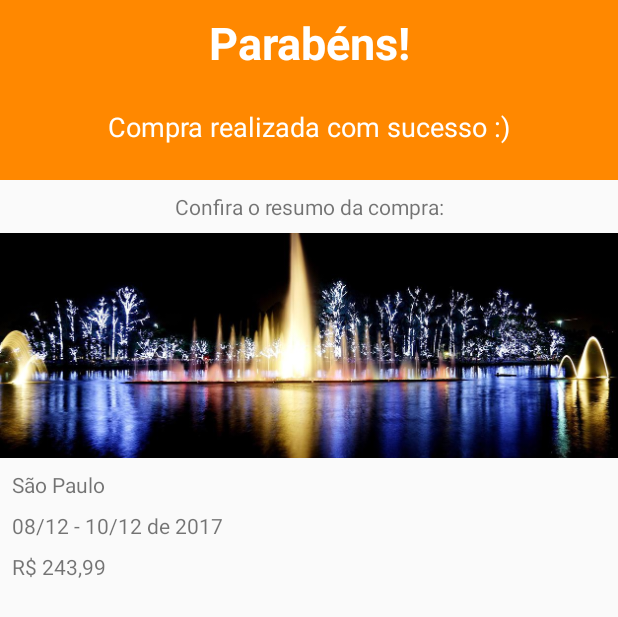
After one commit to gabrieldarlan/projeto_alura_viagem, an Android app: the layout activity_resumo_compra.xml on its own in the app's theme, with its tools: preview values and no code run, on a phone screen of 412 x 824 dp. The commit adds this screen. Shown: the top 617 px of the screen. Run offline under Robolectric (Android 15) with nearby library versions, the phone set to English and light mode, and no system bars.

Commit message:
aula 04 - atividade 01

```diff
--- a/app/src/main/AndroidManifest.xml
+++ b/app/src/main/AndroidManifest.xml
@@ -1,6 +1,6 @@
 <?xml version="1.0" encoding="utf-8"?>
 <manifest xmlns:android="http://schemas.android.com/apk/res/android"
-    package="br.com.alura.aluraviagem">
+    package="br.com.alura.aluraviagem" >
 
     <application
         android:allowBackup="true"
@@ -8,10 +8,12 @@
         android:label="@string/app_name"
         android:roundIcon="@mipmap/ic_launcher_round"
         android:supportsRtl="true"
-        android:theme="@style/AppTheme">
-        <activity android:name=".PagamentoActivity"></activity>
+        android:theme="@style/AppTheme" >
+        <activity android:name=".ui.activity.ResumoCompraActivity" >
+        </activity>
+        <activity android:name=".ui.activity.PagamentoActivity" />
         <activity android:name=".ui.activity.ResumoPacoteActivity" />
-        <activity android:name=".ui.activity.ListaPacotesActivity">
+        <activity android:name=".ui.activity.ListaPacotesActivity" >
             <intent-filter>
                 <action android:name="android.intent.action.MAIN" />
 
--- a/app/src/main/java/br/com/alura/aluraviagem/PagamentoActivity.java
+++ b/app/src/main/java/br/com/alura/aluraviagem/ui/activity/PagamentoActivity.java
@@ -1,13 +1,15 @@
-package br.com.alura.aluraviagem;
+package br.com.alura.aluraviagem.ui.activity;
 
 import androidx.appcompat.app.AppCompatActivity;
 
+import android.content.Intent;
 import android.os.Bundle;
 import android.view.View;
 import android.widget.TextView;
 
 import java.math.BigDecimal;
 
+import br.com.alura.aluraviagem.R;
 import br.com.alura.aluraviagem.model.Pacote;
 import br.com.alura.aluraviagem.util.MoedaUtil;
 
@@ -28,6 +30,8 @@ public class PagamentoActivity extends AppCompatActivity {
 
         mostraPreco(pacoteSaoPaulo);
 
+        Intent intent = new Intent(this, ResumoCompraActivity.class);
+        startActivity(intent);
     }
 
     private void mostraPreco(Pacote pacote) {
--- /dev/null
+++ b/app/src/main/java/br/com/alura/aluraviagem/ui/activity/ResumoCompraActivity.java
@@ -0,0 +1,15 @@
+package br.com.alura.aluraviagem.ui.activity;
+
+import androidx.appcompat.app.AppCompatActivity;
+import android.os.Bundle;
+
+import br.com.alura.aluraviagem.R;
+
+public class ResumoCompraActivity extends AppCompatActivity {
+
+    @Override
+    protected void onCreate(Bundle savedInstanceState) {
+        super.onCreate(savedInstanceState);
+        setContentView(R.layout.activity_resumo_compra);
+    }
+}
--- a/app/src/main/java/br/com/alura/aluraviagem/ui/activity/ResumoPacoteActivity.java
+++ b/app/src/main/java/br/com/alura/aluraviagem/ui/activity/ResumoPacoteActivity.java
@@ -10,7 +10,6 @@ import android.widget.TextView;
 
 import java.math.BigDecimal;
 
-import br.com.alura.aluraviagem.PagamentoActivity;
 import br.com.alura.aluraviagem.R;
 import br.com.alura.aluraviagem.model.Pacote;
 import br.com.alura.aluraviagem.util.DataUtil;
--- a/app/src/main/res/layout/activity_lista_pacotes.xml
+++ b/app/src/main/res/layout/activity_lista_pacotes.xml
@@ -6,7 +6,7 @@
     android:layout_height="match_parent">
 
     <ImageView
-        android:id="@+id/lista_pacotes_banner_inicial"
+        android:id="@+id/resumo_compra_banner_inicial"
         android:layout_width="0dp"
         android:layout_height="120dp"
 
@@ -27,11 +27,11 @@
         android:text="@string/especiais"
         android:textColor="@android:color/white"
         android:textSize="24sp"
-        app:layout_constraintBottom_toBottomOf="@id/lista_pacotes_banner_inicial"
-        app:layout_constraintEnd_toEndOf="@id/lista_pacotes_banner_inicial"
+        app:layout_constraintBottom_toBottomOf="@id/resumo_compra_banner_inicial"
+        app:layout_constraintEnd_toEndOf="@id/resumo_compra_banner_inicial"
         app:layout_constraintHorizontal_bias="0.0"
-        app:layout_constraintStart_toStartOf="@id/lista_pacotes_banner_inicial"
-        app:layout_constraintTop_toTopOf="@id/lista_pacotes_banner_inicial"
+        app:layout_constraintStart_toStartOf="@id/resumo_compra_banner_inicial"
+        app:layout_constraintTop_toTopOf="@id/resumo_compra_banner_inicial"
         app:layout_constraintVertical_bias="0.0" />
 
     <TextView
@@ -55,7 +55,7 @@
         app:layout_constraintBottom_toBottomOf="parent"
         app:layout_constraintEnd_toEndOf="parent"
         app:layout_constraintStart_toStartOf="parent"
-        app:layout_constraintTop_toBottomOf="@id/lista_pacotes_banner_inicial"
+        app:layout_constraintTop_toBottomOf="@id/resumo_compra_banner_inicial"
         tools:listitem="@layout/item_pacote" />
 
 
--- /dev/null
+++ b/app/src/main/res/layout/activity_resumo_compra.xml
@@ -0,0 +1,101 @@
+<?xml version="1.0" encoding="utf-8"?>
+<androidx.constraintlayout.widget.ConstraintLayout xmlns:android="http://schemas.android.com/apk/res/android"
+    xmlns:app="http://schemas.android.com/apk/res-auto"
+    xmlns:tools="http://schemas.android.com/tools"
+    android:layout_width="match_parent"
+    android:layout_height="match_parent"
+    tools:context=".ui.activity.ResumoCompraActivity">
+
+    <ImageView
+        android:id="@+id/resumo_compra_banner_inicial"
+        android:layout_width="0dp"
+        android:layout_height="120dp"
+        android:contentDescription="@string/conteudo_do_banner_inicial"
+        app:layout_constraintBottom_toBottomOf="parent"
+        app:layout_constraintEnd_toEndOf="parent"
+        app:layout_constraintHorizontal_bias="0.0"
+        app:layout_constraintStart_toStartOf="parent"
+        app:layout_constraintTop_toTopOf="parent"
+        app:layout_constraintVertical_bias="0.0"
+        app:srcCompat="@android:color/holo_orange_dark" />
+
+    <TextView
+        android:id="@+id/textView"
+        android:layout_width="wrap_content"
+        android:layout_height="wrap_content"
+        android:layout_marginStart="8dp"
+        android:layout_marginTop="8dp"
+        android:layout_marginEnd="8dp"
+        android:layout_marginBottom="8dp"
+        android:text="Parabéns!"
+        android:textAlignment="center"
+        android:textColor="@android:color/white"
+        android:textSize="30sp"
+        android:textStyle="bold"
+        app:layout_constraintBottom_toBottomOf="@+id/resumo_compra_banner_inicial"
+        app:layout_constraintEnd_toEndOf="parent"
+        app:layout_constraintStart_toStartOf="@+id/resumo_compra_banner_inicial"
+        app:layout_constraintTop_toTopOf="@+id/resumo_compra_banner_inicial"
+        app:layout_constraintVertical_bias="0.0" />
+
+    <TextView
+        android:id="@+id/textView2"
+        android:layout_width="wrap_content"
+        android:layout_height="wrap_content"
+        android:layout_margin="8dp"
+        android:text="Compra realizada com sucesso :)"
+        android:textColor="@android:color/white"
+        android:textSize="18sp"
+        app:layout_constraintBottom_toBottomOf="@+id/resumo_compra_banner_inicial"
+        app:layout_constraintEnd_toEndOf="@+id/textView"
+        app:layout_constraintStart_toStartOf="@+id/textView"
+        app:layout_constraintTop_toBottomOf="@+id/textView" />
+
+    <TextView
+        android:id="@+id/textView3"
+        android:layout_width="wrap_content"
+        android:layout_height="wrap_content"
+        android:layout_marginTop="8dp"
+        android:text="Confira o resumo da compra:"
+        app:layout_constraintEnd_toEndOf="parent"
+        app:layout_constraintStart_toStartOf="parent"
+        app:layout_constraintTop_toBottomOf="@+id/resumo_compra_banner_inicial" />
+
+    <ImageView
+        android:id="@+id/imageView"
+        android:layout_width="0dp"
+        android:layout_height="150dp"
+        android:layout_marginTop="8dp"
+        android:scaleType="centerCrop"
+        app:layout_constraintEnd_toEndOf="parent"
+        app:layout_constraintStart_toStartOf="parent"
+        app:layout_constraintTop_toBottomOf="@+id/textView3"
+        app:srcCompat="@drawable/sao_paulo_sp" />
+
+    <TextView
+        android:id="@+id/textView4"
+        android:layout_width="wrap_content"
+        android:layout_height="wrap_content"
+        android:layout_margin="8dp"
+        tools:text="São Paulo"
+        app:layout_constraintStart_toStartOf="parent"
+        app:layout_constraintTop_toBottomOf="@+id/imageView" />
+
+    <TextView
+        android:id="@+id/textView5"
+        android:layout_width="wrap_content"
+        android:layout_height="wrap_content"
+        android:layout_marginTop="8dp"
+        tools:text="08/12 - 10/12 de 2017"
+        app:layout_constraintStart_toStartOf="@+id/textView4"
+        app:layout_constraintTop_toBottomOf="@+id/textView4" />
+
+    <TextView
+        android:id="@+id/textView6"
+        android:layout_width="wrap_content"
+        android:layout_height="wrap_content"
+        android:layout_marginTop="8dp"
+        tools:text="R$ 243,99"
+        app:layout_constraintStart_toStartOf="@+id/textView5"
+        app:layout_constraintTop_toBottomOf="@+id/textView5" />
+</androidx.constraintlayout.widget.ConstraintLayout>
```
